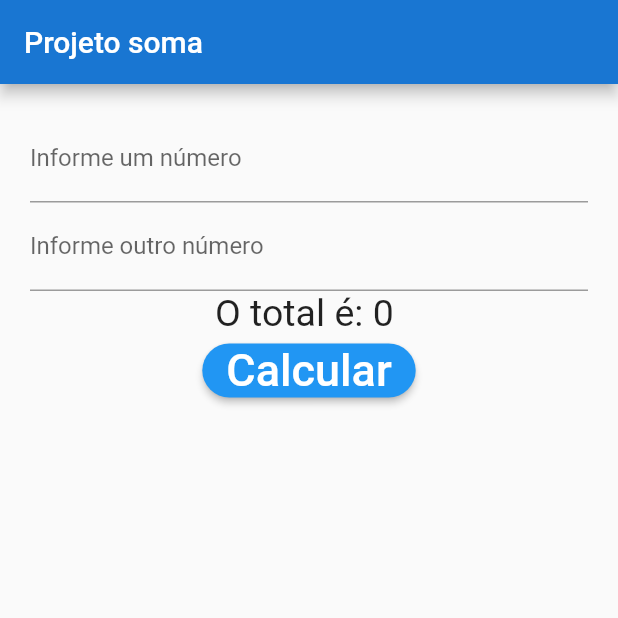
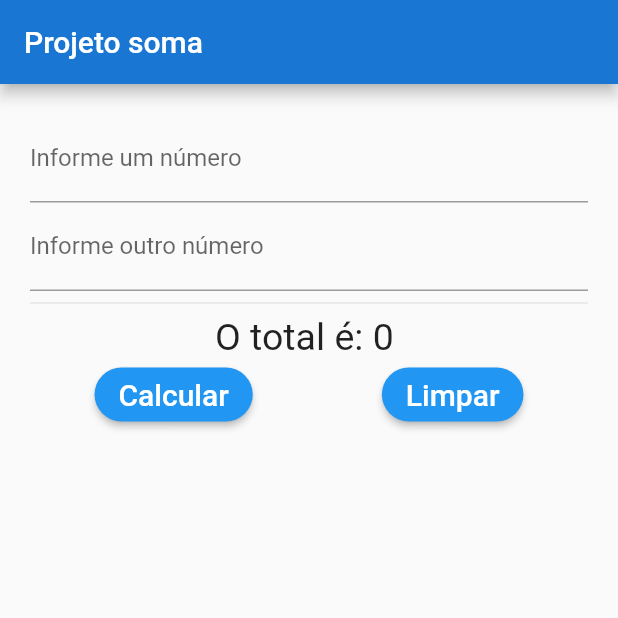
Before and after one commit to DeivideSilva/Flutter, a Flutter app: the screen it shows after launch, after a tap on "Calcular", on a phone screen of 412 x 824 dp, the top half of it. Run offline on Flutter 3.47's test engine with Material 2 defaults, Android fonts, the phone set to English and light mode, and no system bars; our stand-ins replace flutter_masked_text, flutter_mobx, mobx, share, transparent_image.

Commit message:
adicionado o botão de limpar campos

```diff
--- a/app_teste/lib/telaSoma.dart
+++ b/app_teste/lib/telaSoma.dart
@@ -9,12 +9,27 @@ class _TelaSomaState extends State<TelaSoma> {
   TextEditingController txtv1 = new TextEditingController();
   TextEditingController txtv2 = new TextEditingController();
   int v1, v2, total = 0;
+  final FocusNode myFocusNode = FocusNode();
 
-  void CalcularTotal() {
+  @override
+  void dispose() {
+    myFocusNode.dispose();
+    super.dispose();
+  }
+
+  void calcularTotal() {
     setState(() {
       v1 = int.parse(txtv1.text);
       v2 = int.parse(txtv2.text);
       total = v1 + v2;
+    });
+  }
+
+  void limpaCampos() {
+    setState(() {
+      txtv1.text = '';
+      txtv2.text = '';
+      total = 0;
     });
   }
 
@@ -30,40 +45,54 @@ class _TelaSomaState extends State<TelaSoma> {
         child: Column(
           children: [
             TextField(
+              focusNode: myFocusNode,
               controller: txtv1,
               keyboardType: TextInputType.number,
               decoration: InputDecoration(
                   labelText: "Informe um número", enabled: true),
             ),
-
             TextField(
               controller: txtv2,
               keyboardType: TextInputType.number,
               decoration: InputDecoration(labelText: "Informe outro número"),
             ),
-
+            Divider(),
             Text(
               'O total é: $total ',
               style: TextStyle(fontSize: 25),
             ),
-
+            Row(
+              mainAxisAlignment: MainAxisAlignment.spaceAround,
+              children: [
                 RaisedButton(
                   shape: RoundedRectangleBorder(
                     borderRadius: BorderRadius.circular(18.0),
                   ),
-              onPressed: CalcularTotal,
+                  onPressed: calcularTotal,
                   color: Colors.blue,
                   child: Text(
                     "Calcular",
-                style: TextStyle(color: Colors.white, fontSize: 30),
+                    style: TextStyle(color: Colors.white, fontSize: 20),
                   ),
                 ),
-
+                RaisedButton(
+                  shape: RoundedRectangleBorder(
+                    borderRadius: BorderRadius.circular(18.0),
+                  ),
+                  onPressed: () {
+                    limpaCampos();
+                    FocusScope.of(context).requestFocus(myFocusNode);
+                  },
+                  color: Colors.blue,
+                  child: Text(
+                    "Limpar",
+                    style: TextStyle(color: Colors.white, fontSize: 20),
+                  ),
+                ),
               ],
             ),
-
-
-
+          ],
+        ),
       ),
     );
   }
```
Lines whose indentation alone changed are shown as unchanged.
